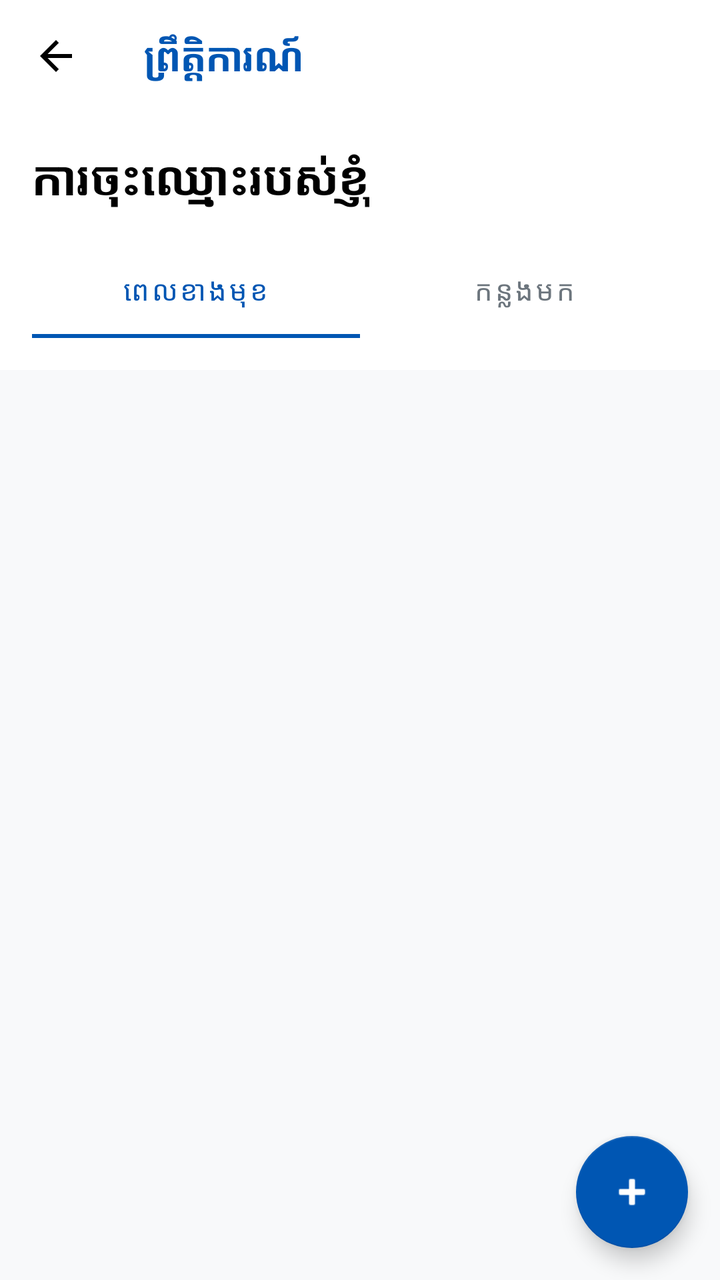
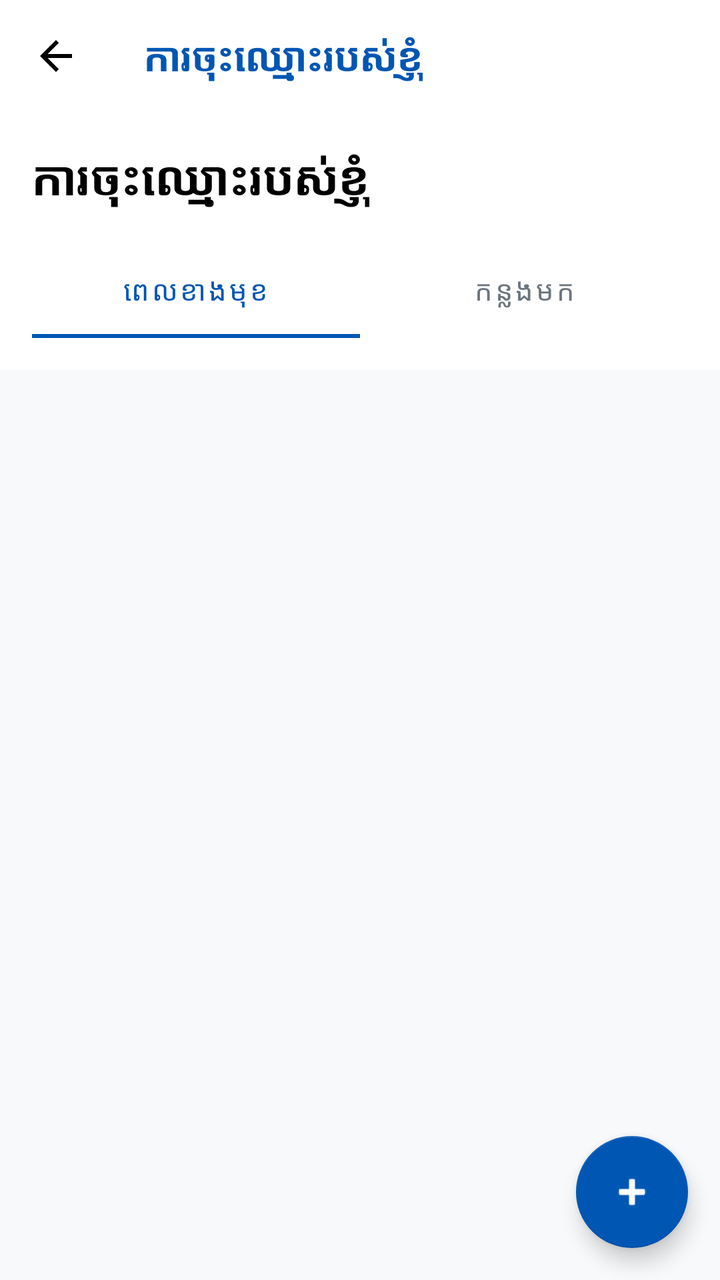

Compare the two renders of this Android layout. The source of the first and the diff that turns it into the second are given below.
<!-- AndroidManifest.xml: application theme Theme.AcademicPulse -->
<!-- res/layout/fragment_registrations.xml -->
<?xml version="1.0" encoding="utf-8"?>
<androidx.coordinatorlayout.widget.CoordinatorLayout xmlns:android="http://schemas.android.com/apk/res/android"
    xmlns:app="http://schemas.android.com/apk/res-auto"
    android:layout_width="match_parent"
    android:layout_height="match_parent"
    android:background="@color/background_light">

    <com.google.android.material.appbar.AppBarLayout
        android:layout_width="match_parent"
        android:layout_height="wrap_content"
        android:background="@color/white"
        app:elevation="0dp">

        <androidx.appcompat.widget.Toolbar
            android:id="@+id/toolbar"
            android:layout_width="match_parent"
            android:layout_height="?attr/actionBarSize"
            app:navigationIcon="@drawable/ic_back_straight">
            <TextView
                android:layout_width="wrap_content"
                android:layout_height="wrap_content"
                android:text="ព្រឹត្តិការណ៍"
                android:textColor="@color/primary_blue"
                android:textSize="20sp"
                android:textStyle="bold" />
        </androidx.appcompat.widget.Toolbar>

        <LinearLayout
            android:layout_width="match_parent"
            android:layout_height="wrap_content"
            android:orientation="vertical"
            android:padding="16dp">

            <TextView
                android:layout_width="wrap_content"
                android:layout_height="wrap_content"
                android:text="ការចុះឈ្មោះរបស់ខ្ញុំ"
                android:textColor="@color/black"
                android:textSize="24sp"
                android:textStyle="bold" />

            <com.google.android.material.tabs.TabLayout
                android:id="@+id/tab_layout"
                android:layout_width="match_parent"
                android:layout_height="wrap_content"
                android:layout_marginTop="16dp"
                app:tabIndicatorColor="@color/primary_blue"
                app:tabSelectedTextColor="@color/primary_blue"
                app:tabTextColor="@color/text_grey">

                <com.google.android.material.tabs.TabItem
                    android:layout_width="wrap_content"
                    android:layout_height="wrap_content"
                    android:text="ពេលខាងមុខ" />

                <com.google.android.material.tabs.TabItem
                    android:layout_width="wrap_content"
                    android:layout_height="wrap_content"
                    android:text="កន្លងមក" />

            </com.google.android.material.tabs.TabLayout>
        </LinearLayout>
    </com.google.android.material.appbar.AppBarLayout>

    <androidx.recyclerview.widget.RecyclerView
        android:id="@+id/rv_registrations"
        android:layout_width="match_parent"
        android:layout_height="match_parent"
        app:layout_behavior="@string/appbar_scrolling_view_behavior" />

    <com.google.android.material.floatingactionbutton.FloatingActionButton
        android:id="@+id/fab_reg_add"
        android:layout_width="wrap_content"
        android:layout_height="wrap_content"
        android:layout_gravity="bottom|end"
        android:layout_margin="16dp"
        android:src="@android:drawable/ic_input_add"
        app:backgroundTint="@color/primary_blue"
        app:tint="@color/white" />

</androidx.coordinatorlayout.widget.CoordinatorLayout>
<!-- resources referenced by this layout -->
<resources>
  <color name="background_light">#F8F9FA</color>
  <color name="black">#000000</color>
  <color name="primary_blue">#0056B3</color>
  <color name="text_grey">#6C757D</color>
  <color name="white">#FFFFFF</color>
  <!-- drawable ic_back_straight (drawable) -->
  <?xml version="1.0" encoding="utf-8"?>
  <vector xmlns:android="http://schemas.android.com/apk/res/android"
      android:width="24dp"
      android:height="24dp"
      android:viewportWidth="24"
      android:viewportHeight="24"
      android:autoMirrored="true">
      <path
          android:fillColor="@color/black"
          android:pathData="M20,11H7.83l5.59-5.59L12,4l-8,8l8,8l1.41-1.41L7.83,13H20V11z" />
  </vector>
  <style name="Theme.AcademicPulse" parent="Theme.MaterialComponents.Light.NoActionBar">
          
          <item name="colorPrimary">@color/primary_blue</item>
          <item name="colorPrimaryVariant">@color/primary_blue</item>
          <item name="colorOnPrimary">@color/white</item>
          
          <item name="colorSecondary">@color/accent_yellow</item>
          <item name="colorSecondaryVariant">@color/accent_yellow</item>
          <item name="colorOnSecondary">@color/black</item>
          
          <item name="android:statusBarColor">@color/primary_blue</item>
          <item name="android:windowLightStatusBar" tools:targetApi="m">false</item>
      </style>
  <color name="accent_yellow">#FFC107</color>
</resources>

<!-- the commit's change to res/layout/fragment_registrations.xml (unified diff, before → after) -->
@@ -19,7 +19,7 @@
             <TextView
                 android:layout_width="wrap_content"
                 android:layout_height="wrap_content"
-                android:text="ព្រឹត្តិការណ៍"
+                android:text="ការចុះឈ្មោះរបស់ខ្ញុំ"
                 android:textColor="@color/primary_blue"
                 android:textSize="20sp"
                 android:textStyle="bold" />
